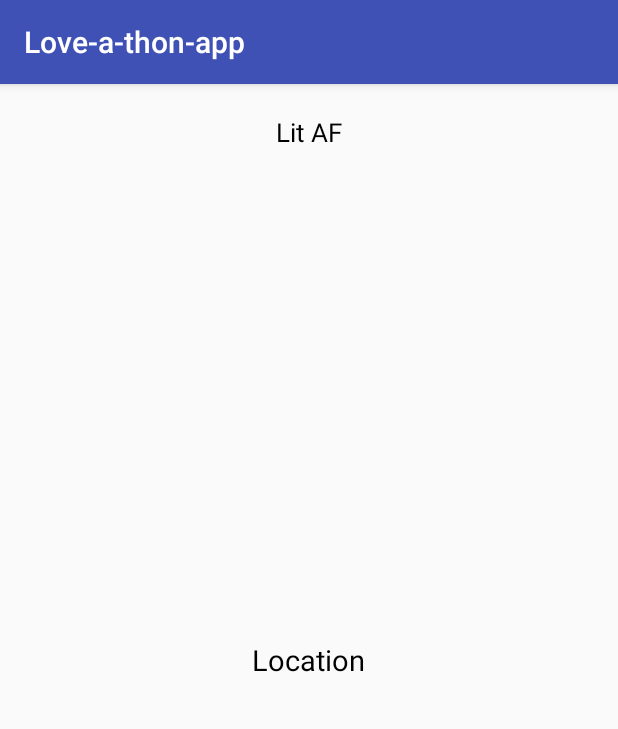
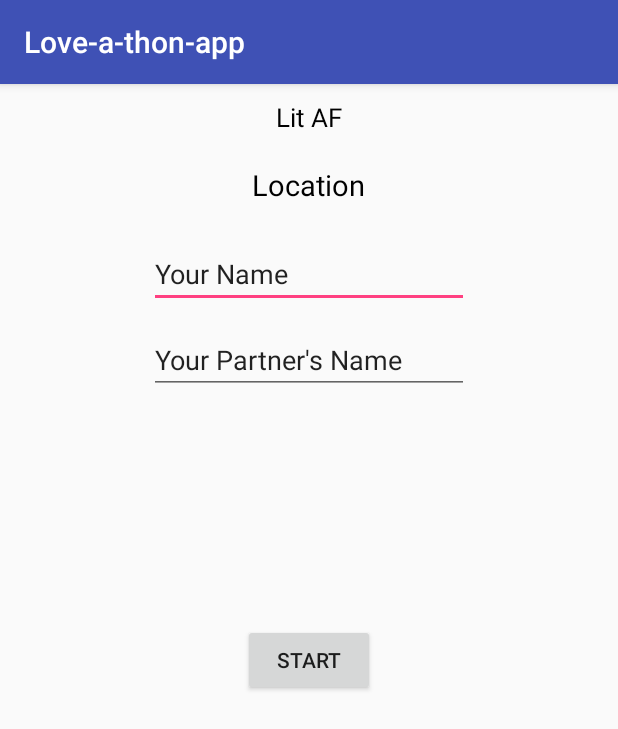
Before and after one commit to thomasnakagawa/System-Hacks-18, an Android app: the screen it shows after launch (MainActivity), on a phone screen of 412 x 824 dp. Shown: the top 729 px of the screen. Run offline under Robolectric (Android 15) with nearby library versions, the phone set to English and light mode, and no system bars; our stand-ins replace Firebase (no records; nobody signed in at launch, a user with empty details on screens opened directly).

Commit message:
Add ui for user and partner names

```diff
--- a/Loveathonapp/app/src/main/java/systems/lightspeed/love_a_thon_app/MainActivity.java
+++ b/Loveathonapp/app/src/main/java/systems/lightspeed/love_a_thon_app/MainActivity.java
@@ -16,6 +16,7 @@ import android.view.View;
 import android.widget.AdapterView;
 import android.widget.ArrayAdapter;
 import android.widget.Button;
+import android.widget.EditText;
 import android.widget.Spinner;
 import android.widget.TextView;
 import android.widget.Toast;
@@ -74,6 +75,15 @@ public class MainActivity extends AppCompatActivity {
         runtime_permission();
 
         listenForPartner("MyPartner");
+
+        Button button = (Button) findViewById(R.id.start_button);
+        button.setOnClickListener(new View.OnClickListener() {
+            public void onClick(View v) {
+                String userName = ((EditText)findViewById(R.id.userName_textEdit)).getText().toString();
+                String partnerName = ((EditText)findViewById(R.id.partnerName_textEdit)).getText().toString();
+                System.out.println(userName + partnerName);
+            }
+        });
     }
 
     private double distPercentage(double latitude,  double longitude, double partnerlat, double partnerlong){
--- a/Loveathonapp/app/src/main/res/layout/activity_main.xml
+++ b/Loveathonapp/app/src/main/res/layout/activity_main.xml
@@ -13,8 +13,8 @@ tools:context="systems.lightspeed.love_a_thon_app.MainActivity">
         android:id="@+id/welcome_tv"
         android:layout_width="wrap_content"
         android:layout_height="wrap_content"
+        android:layout_alignParentTop="true"
         android:layout_centerHorizontal="true"
-        android:layout_margin="10dp"
         android:padding="10dp"
         android:text="Lit AF"
         android:textColor="#000"
@@ -22,15 +22,45 @@ tools:context="systems.lightspeed.love_a_thon_app.MainActivity">
 
 
     <TextView
-    android:layout_height="wrap_content"
-    android:layout_width="wrap_content"
-    android:text="Location"
-    android:padding="10dp"
-    android:textSize="19sp"
-    android:id="@+id/location_tv"
-    android:textColor="#000"
-    android:layout_centerInParent="true"
-    />
+        android:id="@+id/location_tv"
+        android:layout_width="wrap_content"
+        android:layout_height="wrap_content"
+        android:layout_below="@+id/welcome_tv"
+        android:layout_centerHorizontal="true"
+        android:padding="10dp"
+        android:text="Location"
+        android:textColor="#000"
+        android:textSize="19sp" />
+
+    <EditText
+        android:id="@+id/userName_textEdit"
+        android:layout_width="wrap_content"
+        android:layout_height="wrap_content"
+        android:layout_below="@+id/location_tv"
+        android:layout_centerHorizontal="true"
+        android:layout_marginTop="14dp"
+        android:ems="10"
+        android:inputType="textPersonName"
+        android:text="Your Name" />
+
+    <EditText
+        android:id="@+id/partnerName_textEdit"
+        android:layout_width="wrap_content"
+        android:layout_height="wrap_content"
+        android:layout_alignStart="@+id/userName_textEdit"
+        android:layout_below="@+id/userName_textEdit"
+        android:layout_marginTop="12dp"
+        android:ems="10"
+        android:inputType="textPersonName"
+        android:text="Your Partner's Name" />
+
+    <Button
+        android:id="@+id/start_button"
+        android:layout_width="wrap_content"
+        android:layout_height="wrap_content"
+        android:layout_centerHorizontal="true"
+        android:layout_centerVertical="true"
+        android:text="Start" />
 
 
 </RelativeLayout>
```
